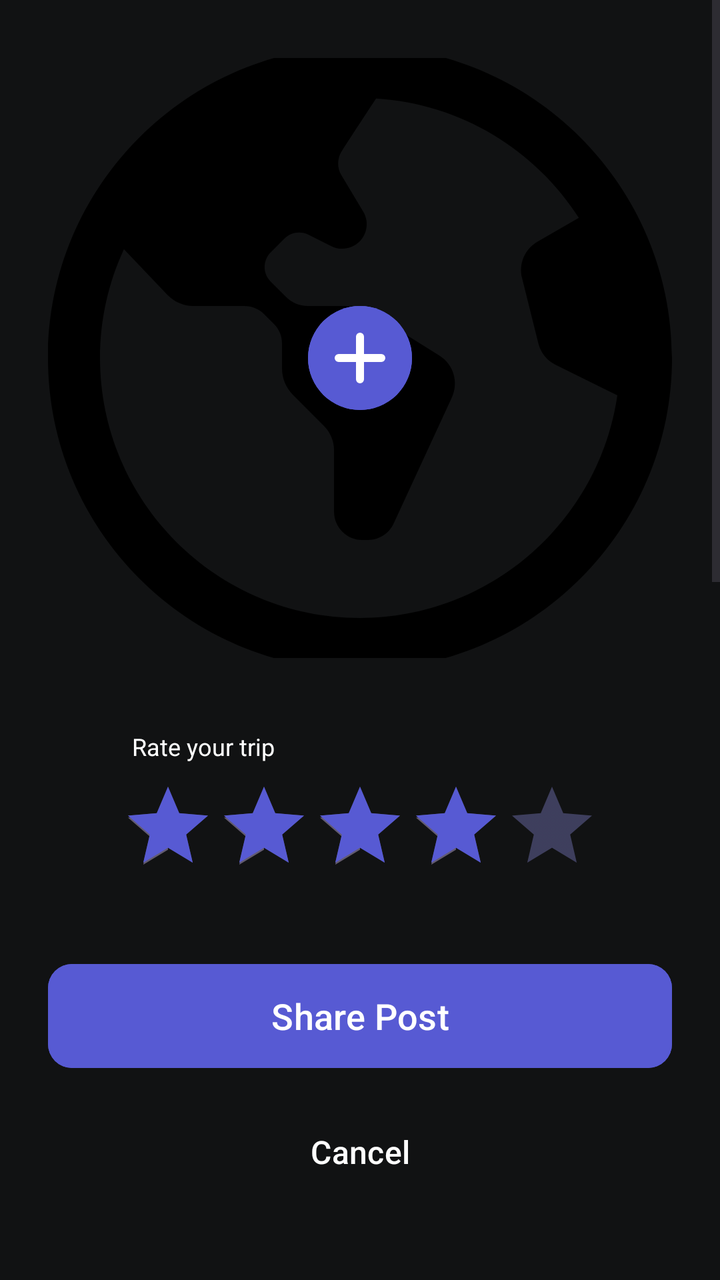
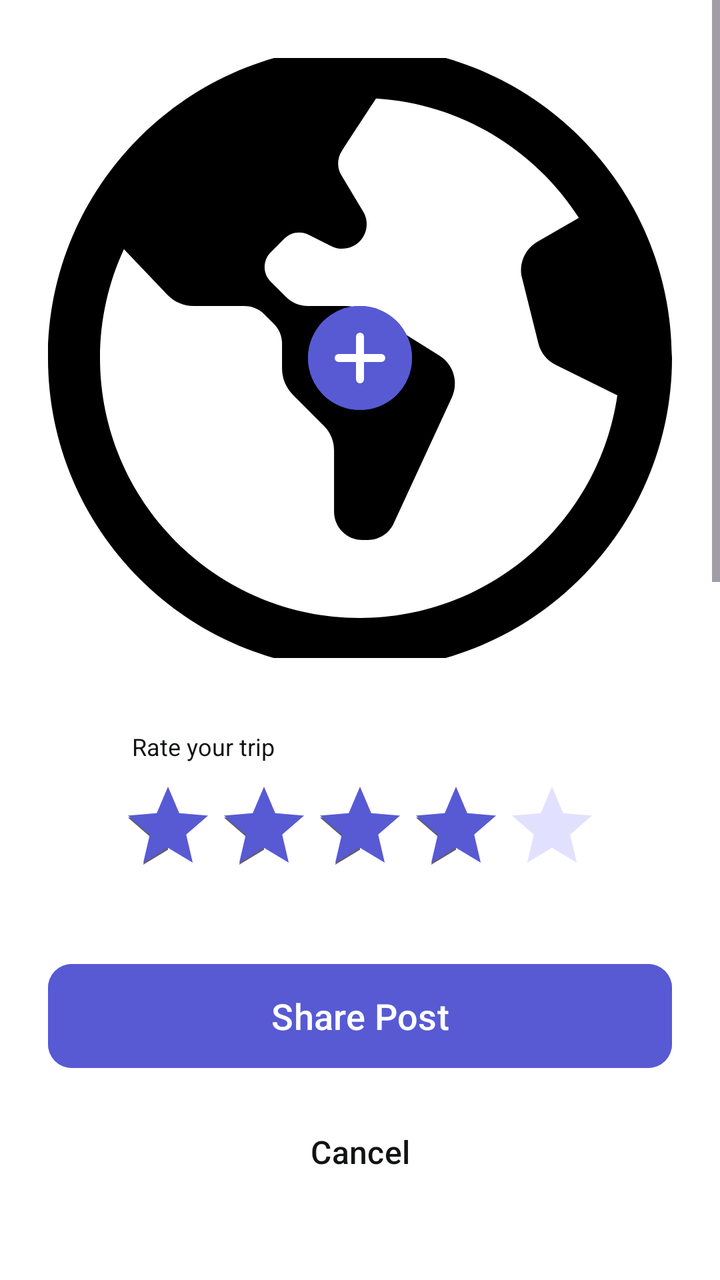

Two renders of the same Android screen: before a commit and after it. Below are the layout's source before the change and the commit's diff.
<!-- AndroidManifest.xml: application theme Theme.SpaceAdvisor -->
<!-- res/layout/fragment_create_post.xml -->
<?xml version="1.0" encoding="utf-8"?>
<androidx.appcompat.widget.LinearLayoutCompat xmlns:android="http://schemas.android.com/apk/res/android"
    xmlns:app="http://schemas.android.com/apk/res-auto"
    android:layout_width="match_parent"
    android:layout_height="match_parent"
    android:background="@color/layout_background_primary"
    android:fillViewport="true">

    <LinearLayout
        android:layout_width="match_parent"
        android:layout_height="match_parent"
        android:orientation="vertical">

        <ScrollView
            android:layout_width="match_parent"
            android:layout_height="0dp"
            android:layout_weight="1">

            <LinearLayout
                android:layout_width="match_parent"
                android:layout_height="0dp"
                android:orientation="vertical"
                android:padding="24dp">

                <FrameLayout
                    android:layout_width="match_parent"
                    android:layout_height="300dp"
                    android:layout_marginTop="5dp">

                    <com.google.android.material.imageview.ShapeableImageView
                        android:id="@+id/profile_pic_edit_profile_fragment"
                        android:layout_width="match_parent"
                        android:layout_height="match_parent"
                        android:scaleType="centerCrop"
                        android:src="@drawable/ic_home_earth" />

                    <com.google.android.material.button.MaterialButton
                        android:id="@+id/btn_update_pic_edit_profile_fragment"
                        style="@style/Widget.Material3.Button.IconButton.Filled"
                        android:layout_width="60dp"
                        android:layout_height="60dp"
                        android:layout_gravity="center"
                        android:backgroundTint="@color/btn_fill_tertiary"
                        app:icon="@drawable/ic_plus"
                        app:iconSize="32dp"
                        app:iconTint="@color/icon_primary" />

                </FrameLayout>

                <LinearLayout
                    android:layout_width="wrap_content"
                    android:layout_height="wrap_content"
                    android:layout_gravity="center_horizontal"
                    android:layout_marginVertical="36dp"
                    android:orientation="vertical">

                    <TextView
                        android:layout_width="match_parent"
                        android:layout_height="wrap_content"
                        android:layout_marginStart="6dp"
                        android:layout_marginBottom="8dp"
                        android:text="Rate your trip"
                        android:textColor="@color/text_primary"
                        android:textSize="12sp" />


                    <RatingBar
                        android:id="@+id/post_rating_bar"
                        android:layout_width="wrap_content"
                        android:layout_height="wrap_content"
                        android:numStars="5"
                        android:progressBackgroundTint="@color/icon_tertiary_faded"
                        android:progressTint="@color/icon_tertiary"
                        android:rating="4"
                        android:stepSize="1" />

                </LinearLayout>


                <com.google.android.material.textfield.TextInputLayout
                    style="@style/Widget.MaterialComponents.TextInputLayout.OutlinedBox"
                    android:layout_width="match_parent"
                    android:layout_height="wrap_content"
                    android:hint="Post Title"
                    app:boxStrokeColor="@color/edit_text_stroke_color"
                    app:cursorColor="@color/icon_tertiary"
                    app:hintTextColor="@color/text_quaternary_light">

                    <com.google.android.material.textfield.TextInputEditText
                        android:id="@+id/edit_post_title"
                        android:layout_width="match_parent"
                        android:layout_height="wrap_content"
                        android:textColor="@color/text_primary"
                        android:textColorHint="@color/text_quaternary_light" />

                </com.google.android.material.textfield.TextInputLayout>

                <com.google.android.material.textfield.TextInputLayout
                    style="@style/Widget.MaterialComponents.TextInputLayout.OutlinedBox"
                    android:layout_width="match_parent"
                    android:layout_height="wrap_content"
                    android:layout_marginTop="16dp"
                    android:hint="Tell us about your trip"
                    app:boxStrokeColor="@color/edit_text_stroke_color"
                    app:cursorColor="@color/icon_tertiary"
                    app:hintTextColor="@color/text_quaternary_light">

                    <com.google.android.material.textfield.TextInputEditText
                        android:id="@+id/edit_post_description"
                        android:layout_width="match_parent"
                        android:layout_height="120dp"
                        android:gravity="top"
                        android:inputType="textMultiLine"
                        android:textColor="@color/text_primary"
                        android:textColorHint="@color/text_quaternary_light" />

                </com.google.android.material.textfield.TextInputLayout>

            </LinearLayout>

        </ScrollView>

        <LinearLayout
            android:layout_width="match_parent"
            android:layout_height="wrap_content"
            android:layout_marginHorizontal="24dp"
            android:orientation="vertical"
            android:paddingVertical="24dp">

            <com.google.android.material.button.MaterialButton
                android:id="@+id/save_btn"
                android:layout_width="match_parent"
                android:layout_height="60dp"
                android:backgroundTint="@color/btn_fill_tertiary"
                android:text="Share Post"
                android:textColor="@color/text_primary"
                android:textSize="18sp"
                app:cornerRadius="12dp"
                app:strokeWidth="0dp" />

            <com.google.android.material.button.MaterialButton
                android:id="@+id/cancel_btn"
                style="@style/Widget.Material3.Button.TextButton"
                android:layout_width="match_parent"
                android:layout_height="60dp"
                android:layout_marginTop="8dp"
                android:layout_marginBottom="10dp"
                android:text="Cancel"
                android:textColor="@color/text_primary"
                android:textSize="16sp" />
        </LinearLayout>

    </LinearLayout>

</androidx.appcompat.widget.LinearLayoutCompat>
<!-- resources referenced by this layout -->
<resources>
  <color name="btn_fill_tertiary">@color/space_purple</color>
  <color name="icon_primary">@color/white</color>
  <color name="icon_tertiary">@color/space_purple</color>
  <color name="icon_tertiary_faded">@color/space_purple_faded</color>
  <color name="layout_background_primary">@color/deep_black</color>
  <color name="text_primary">@color/white</color>
  <color name="text_quaternary_light">@color/gray_light</color>
  <!-- drawable ic_home_earth (drawable) -->
  <?xml version="1.0" encoding="utf-8"?>
  <vector xmlns:android="http://schemas.android.com/apk/res/android"
      android:width="24dp"
      android:height="24dp"
      android:viewportWidth="24"
      android:viewportHeight="24">
  
      <path
          android:fillColor="#000000"
          android:pathData="M12,0C5.383,0,0,5.383,0,12s5.383,12,12,12,12-5.383,12-12S18.617,0,12,0Zm0,22c-5.514,0-10-4.486-10-10,0-1.494 0.33 -2.912 0.92 -4.187l1.666,1.751c0.265 0.278 0.632 0.436 ,1.016 0.436 h1.949c0.288,0,0.564 0.114 0.768 0.318 l0.373 0.373 c0.198 0.198 0.309 0.466 0.309 0.745 v0.963c0,0.385 0.153 0.753 0.425 ,1.025l1.19,1.19c0.247 0.247 0.386 0.582 0.386 0.931 v2.365c0,0.602 0.488 ,1.09,1.09,1.09h0.213c0.425,0,0.811-0.247 0.989 -0.633l2.241-4.856c0.267-0.578 0.062 -1.263-0.477-1.601l-2.562-1.601c-0.323-0.202-0.696-0.309-1.077-0.309h-1.431c-0.311,0-0.61-0.124-0.83-0.344l-0.592-0.592c-0.312-0.312-0.312-0.817,0-1.128l0.529-0.529c0.243-0.243 0.614 -0.303 0.921 -0.149l0.88 0.44 c0.361 0.181 0.798 0.11 ,1.084-0.176l0.003-0.003c0.305-0.305 0.363 -0.778 0.141 -1.147l-0.837-1.396c-0.175-0.292-0.171-0.654 0.014 -0.94 0.296 -0.457 0.78 -1.202,1.316-2.016,3.272 0.2 ,6.125,1.98,7.801,4.586l-1.59 0.917 c-0.49 0.282 -0.733 0.855 -0.595,1.403l0.627,2.507c0.09 0.36 0.333 0.662 0.665 0.827 l2.373,1.178c-0.699,4.835-4.871,8.562-9.896,8.562Z" />
  </vector>
  <!-- drawable ic_plus (drawable) -->
  <?xml version="1.0" encoding="utf-8"?>
  <vector xmlns:android="http://schemas.android.com/apk/res/android"
      android:width="24dp"
      android:height="24dp"
      android:viewportWidth="24"
      android:viewportHeight="24">
  
      <path
          android:fillColor="#000000"
          android:strokeColor="#000000"
          android:strokeWidth="3"
          android:strokeLineJoin="round"
          android:strokeLineCap="round"
          android:pathData="M4 12H20M12 4V20" />
  </vector>
  <style name="Theme.SpaceAdvisor" parent="Base.Theme.SpaceAdvisor" />
  <color name="space_purple">#575AD3</color>
  <color name="white">#FFFFFFFF</color>
  <color name="space_purple_faded">#50A0A0FF</color>
  <color name="deep_black">#111213</color>
  <color name="gray_light">#CCCCCC</color>
  <style name="Base.Theme.SpaceAdvisor" parent="Theme.Material3.DayNight.NoActionBar">
          
      </style>
</resources>

<!-- the commit's change to res/layout/fragment_create_post.xml (unified diff, before → after) -->
@@ -3,7 +3,7 @@
     xmlns:app="http://schemas.android.com/apk/res-auto"
     android:layout_width="match_parent"
     android:layout_height="match_parent"
-    android:background="@color/layout_background_primary"
+    android:background="@color/background"
     android:fillViewport="true">
 
     <LinearLayout
@@ -40,10 +40,10 @@
                         android:layout_width="60dp"
                         android:layout_height="60dp"
                         android:layout_gravity="center"
-                        android:backgroundTint="@color/btn_fill_tertiary"
+                        android:backgroundTint="?attr/customColorPrimary"
                         app:icon="@drawable/ic_plus"
                         app:iconSize="32dp"
-                        app:iconTint="@color/icon_primary" />
+                        app:iconTint="@color/on_primary" />
 
                 </FrameLayout>
 
@@ -60,7 +60,7 @@
                         android:layout_marginStart="6dp"
                         android:layout_marginBottom="8dp"
                         android:text="Rate your trip"
-                        android:textColor="@color/text_primary"
+                        android:textColor="@color/title"
                         android:textSize="12sp" />
 
 
@@ -69,8 +69,8 @@
                         android:layout_width="wrap_content"
                         android:layout_height="wrap_content"
                         android:numStars="5"
-                        android:progressBackgroundTint="@color/icon_tertiary_faded"
-                        android:progressTint="@color/icon_tertiary"
+                        android:progressBackgroundTint="?attr/customColorPrimaryFaded"
+                        android:progressTint="?attr/customColorPrimary"
                         android:rating="4"
                         android:stepSize="1" />
 
@@ -82,16 +82,17 @@
                     android:layout_width="match_parent"
                     android:layout_height="wrap_content"
                     android:hint="Post Title"
-                    app:boxStrokeColor="@color/edit_text_stroke_color"
-                    app:cursorColor="@color/icon_tertiary"
-                    app:hintTextColor="@color/text_quaternary_light">
+                    android:textColorHint="@color/text_input_hint"
+                    app:boxStrokeColor="@color/text_input_stroke"
+                    app:cursorColor="?attr/customColorPrimary"
+                    app:hintTextColor="@color/text_input_hint">
 
                     <com.google.android.material.textfield.TextInputEditText
                         android:id="@+id/edit_post_title"
                         android:layout_width="match_parent"
                         android:layout_height="wrap_content"
-                        android:textColor="@color/text_primary"
-                        android:textColorHint="@color/text_quaternary_light" />
+                        android:textColor="@color/text_input"
+                        android:textColorHint="@color/text_input_hint" />
 
                 </com.google.android.material.textfield.TextInputLayout>
 
@@ -101,9 +102,10 @@
                     android:layout_height="wrap_content"
                     android:layout_marginTop="16dp"
                     android:hint="Tell us about your trip"
-                    app:boxStrokeColor="@color/edit_text_stroke_color"
-                    app:cursorColor="@color/icon_tertiary"
-                    app:hintTextColor="@color/text_quaternary_light">
+                    android:textColorHint="@color/text_input_hint"
+                    app:boxStrokeColor="@color/text_input_stroke"
+                    app:cursorColor="?attr/customColorPrimary"
+                    app:hintTextColor="@color/text_input_hint">
 
                     <com.google.android.material.textfield.TextInputEditText
                         android:id="@+id/edit_post_description"
@@ -111,8 +113,8 @@
                         android:layout_height="120dp"
                         android:gravity="top"
                         android:inputType="textMultiLine"
-                        android:textColor="@color/text_primary"
-                        android:textColorHint="@color/text_quaternary_light" />
+                        android:textColor="@color/text_input"
+                        android:textColorHint="@color/text_input_hint" />
 
                 </com.google.android.material.textfield.TextInputLayout>
 
@@ -131,9 +133,9 @@
                 android:id="@+id/save_btn"
                 android:layout_width="match_parent"
                 android:layout_height="60dp"
-                android:backgroundTint="@color/btn_fill_tertiary"
+                android:backgroundTint="?attr/customColorPrimary"
                 android:text="Share Post"
-                android:textColor="@color/text_primary"
+                android:textColor="@color/on_primary"
                 android:textSize="18sp"
                 app:cornerRadius="12dp"
                 app:strokeWidth="0dp" />
@@ -146,7 +148,7 @@
                 android:layout_marginTop="8dp"
                 android:layout_marginBottom="10dp"
                 android:text="Cancel"
-                android:textColor="@color/text_primary"
+                android:textColor="@color/secondary"
                 android:textSize="16sp" />
         </LinearLayout>
 
<!-- resource entries referenced after the edit -->
@@ -1,12 +1,11 @@
 <!-- resources referenced by this layout -->
 <resources>
-  <color name="btn_fill_tertiary">@color/space_purple</color>
-  <color name="icon_primary">@color/white</color>
-  <color name="icon_tertiary">@color/space_purple</color>
-  <color name="icon_tertiary_faded">@color/space_purple_faded</color>
-  <color name="layout_background_primary">@color/deep_black</color>
-  <color name="text_primary">@color/white</color>
-  <color name="text_quaternary_light">@color/gray_light</color>
+  <color name="background">@color/white</color>
+  <color name="on_primary">@color/white</color>
+  <color name="secondary">@color/deep_black</color>
+  <color name="text_input">@color/secondary</color>
+  <color name="text_input_hint">@color/gray_dark</color>
+  <color name="title">@color/secondary</color>
   <!-- drawable ic_home_earth (drawable) -->
   <?xml version="1.0" encoding="utf-8"?>
   <vector xmlns:android="http://schemas.android.com/apk/res/android"
@@ -35,14 +34,32 @@
           android:strokeLineCap="round"
           android:pathData="M4 12H20M12 4V20" />
   </vector>
-  <style name="Theme.SpaceAdvisor" parent="Base.Theme.SpaceAdvisor" />
+  <style name="Theme.SpaceAdvisor" parent="Base.Theme.SpaceAdvisor">
+          <item name="colorPrimary">@color/primary</item>
+          <item name="customColorPrimary">@color/primary</item>
+          <item name="customColorPrimaryGlow">@color/primary_glow</item>
+          <item name="customColorPrimaryFaded">@color/primary_faded</item>
+          <item name="customColorPrimaryLight">@color/primary_light</item>
+          <item name="customColorPrimaryVariant">@color/primary_variant</item>
+          <item name="customColorPrimaryVariantFaded">@color/primary_variant_faded</item>
+      </style>
   <color name="space_purple">#575AD3</color>
+  <color name="space_purple_glow">#48575AD3</color>
   <color name="white">#FFFFFFFF</color>
   <color name="space_purple_faded">#50A0A0FF</color>
+  <color name="space_purple_light">#A0A0FF</color>
+  <color name="space_pink">#AE52D4</color>
+  <color name="space_pink_faded">#20AE52D4</color>
   <color name="deep_black">#111213</color>
-  <color name="gray_light">#CCCCCC</color>
+  <color name="gray_dark">#757575</color>
   <style name="Base.Theme.SpaceAdvisor" parent="Theme.Material3.DayNight.NoActionBar">
-          
+          <item name="colorPrimary">@color/primary</item>
       </style>
+  <color name="primary">@color/space_purple</color>
+  <color name="primary_glow">@color/space_purple_glow</color>
+  <color name="primary_faded">@color/space_purple_faded</color>
+  <color name="primary_light">@color/space_purple_light</color>
+  <color name="primary_variant">@color/space_pink</color>
+  <color name="primary_variant_faded">@color/space_pink_faded</color>
 </resources>
 
